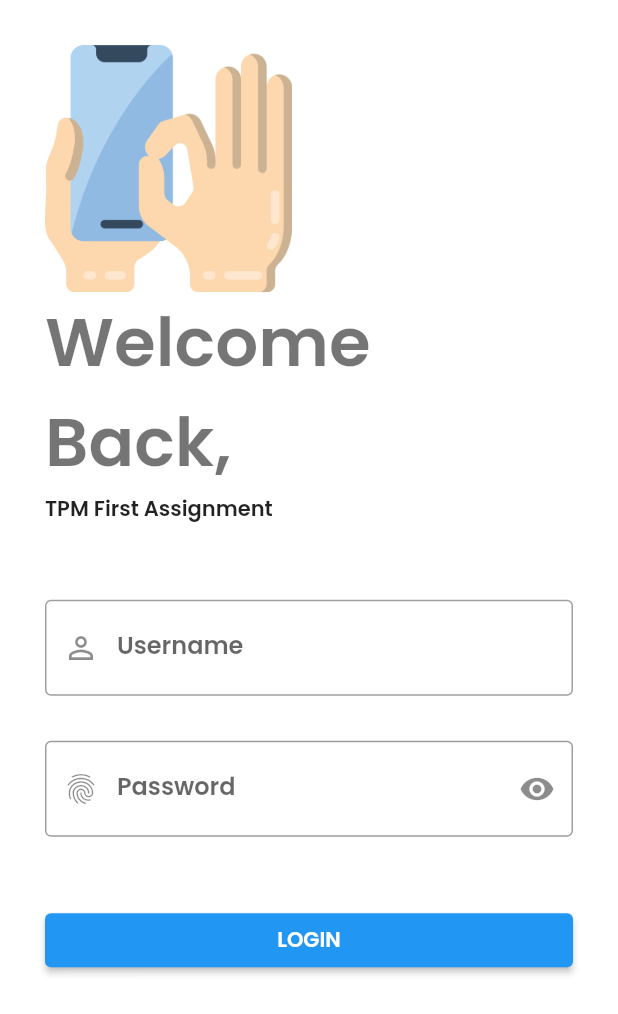
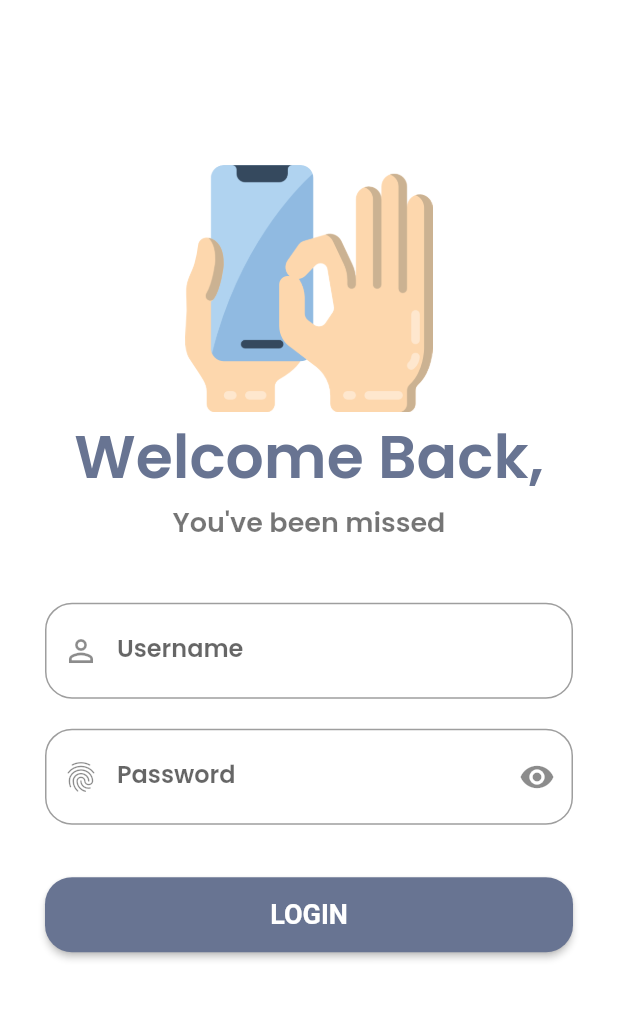
Before and after one commit to ernisarahmaa/tpm, a Flutter app: the screen it shows after launch, on a phone screen of 412 x 824 dp. Shown: the top 1014 px of the screen. Run offline on Flutter 3.47's test engine with Material 2 defaults, Android fonts, the phone set to English and light mode, and no system bars; our stand-ins replace flutter_native_splash, math_expressions.

Commit message:
Update : UI Login Page

```diff
--- a/lib/constanta/sizes.dart
+++ b/lib/constanta/sizes.dart
@@ -1,7 +1,4 @@
-/* -- App Sizing -- */
-
 //App default Sizing
 const tDefaultSize = 30.0;
-const tSplashContainerSize = 30.0;
 const tButtonHeight = 15.0;
-const tFormHeight = 30.0;
+const tFormHeight = 20.0;
--- a/lib/constanta/text.dart
+++ b/lib/constanta/text.dart
@@ -4,7 +4,7 @@ const String tLogin = "Login";
 const String tUsername = "Username";
 const String tPassword = "Password";
 const String tLoginTitle = "Welcome Back,";
-const String tLoginSubTitle = "TPM First Assignment";
+const String tLoginSubTitle = "You've been missed";
 
 // Landing Page Text
 const String tNama1 = "Ernisa Rahma Wahyuni";
--- a/lib/loginPage.dart
+++ b/lib/loginPage.dart
@@ -2,6 +2,7 @@ import 'dart:ui';
 
 import 'package:flutter/material.dart';
 import 'package:tugas1_tpm/constanta/Images.dart';
+import 'package:tugas1_tpm/constanta/colors.dart';
 import 'package:tugas1_tpm/constanta/sizes.dart';
 import 'package:tugas1_tpm/constanta/text.dart';
 import 'landingPage.dart';
@@ -28,11 +29,23 @@ class _LoginPageState extends State<LoginPage> {
           child: Container(
             padding: const EdgeInsets.all(tDefaultSize),
             child: Column(
-              crossAxisAlignment: CrossAxisAlignment.start,
               children: [
+                const SizedBox(height: 80),
                 Image(image: AssetImage(tWelcomeScreenImage), height: size.height * 0.2),
-                Text(tLoginTitle, style: Theme.of(context).textTheme.headline3),
-                Text(tLoginSubTitle, style: Theme.of(context).textTheme.bodyText1),
+                Text(
+                  tLoginTitle,
+                  style: TextStyle(
+                    fontSize: 40,
+                    color: tPrimaryColor,
+                  ),
+                ),
+                Text(
+                  tLoginSubTitle,
+                  style: TextStyle(
+                    fontSize: 18,
+                    color: Colors.black54
+                  ),
+                ),
 
                 Form(
                   child: Container(
@@ -48,7 +61,9 @@ class _LoginPageState extends State<LoginPage> {
                               prefixIcon: Icon(Icons.person_outline_outlined),
                               labelText: tUsername,
                               hintText: tUsername,
-                              border: OutlineInputBorder()
+                              border: OutlineInputBorder(
+                                borderRadius: BorderRadius.circular(18),
+                              )
                           ),
                         ),
                         const SizedBox(height: tFormHeight),
@@ -61,7 +76,9 @@ class _LoginPageState extends State<LoginPage> {
                             prefixIcon: Icon(Icons.fingerprint),
                             labelText: tPassword,
                             hintText: tPassword,
-                            border: OutlineInputBorder(),
+                            border: OutlineInputBorder(
+                              borderRadius: BorderRadius.circular(18),
+                            ),
                             suffixIcon: InkWell(
                               onTap: () {
                                 setState(() {
@@ -78,6 +95,17 @@ class _LoginPageState extends State<LoginPage> {
                         SizedBox(
                           width: double.infinity,
                           child: ElevatedButton(
+                            style: ElevatedButton.styleFrom(
+                              primary: tPrimaryColor,
+                              minimumSize: const Size(330, 50),
+                              textStyle: const TextStyle(
+                                fontSize: 18,
+                                fontWeight: FontWeight.bold,
+                              ),
+                              shape: RoundedRectangleBorder(
+                                  borderRadius: BorderRadius.circular(18)
+                              ),
+                            ),
                             onPressed: () {
                               String text = "";
                               if (username == "iniuser" && password == "inipass") {
```
